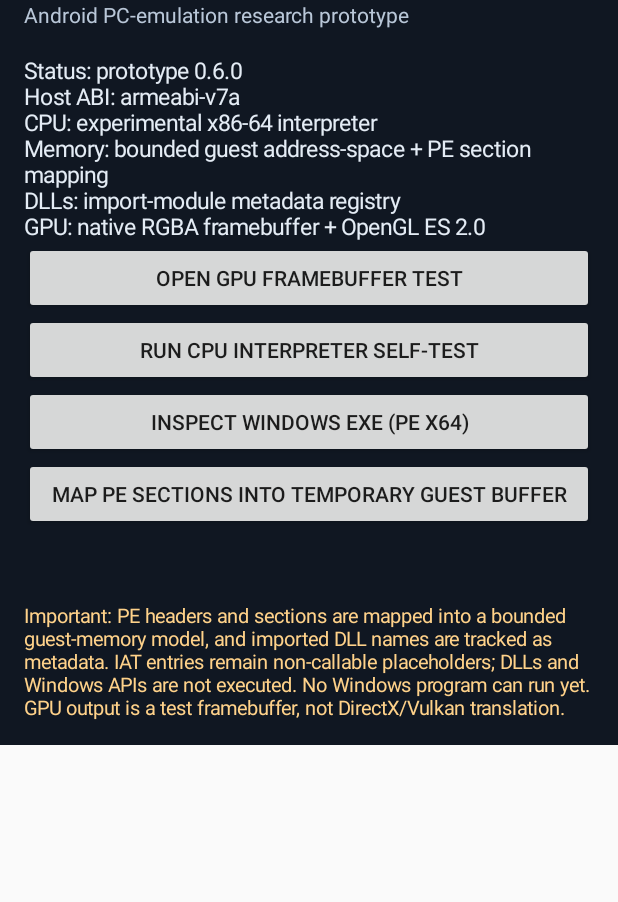
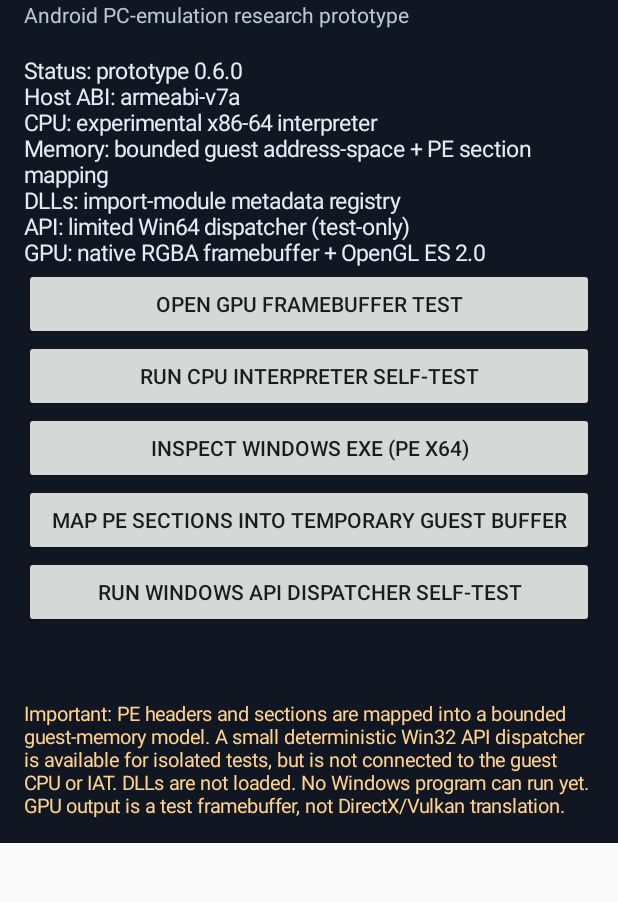
Before and after one commit to suksesjt12-source/AsterPc, an Android app: the screen it shows after launch (MainActivity), on a phone screen of 412 x 824 dp, the part 85-987 px from its top. Run offline under Robolectric (Android 15) with nearby library versions, the phone set to English and light mode, and no system bars; 1 statement that could not run was skipped.

Commit message:
Fix and expose Windows API dispatcher self-test in Android UI

```diff
--- a/app/src/main/java/com/asterpc/MainActivity.java
+++ b/app/src/main/java/com/asterpc/MainActivity.java
@@ -28,7 +28,8 @@ public class MainActivity extends Activity {
     static { System.loadLibrary("asterpc"); }
     private native String runSelfTest();
     private native String inspectPe(byte[] fileBytes);
-    private native String mapPeImage(byte[] fileBytes);\n    private native String runWinApiSelfTest();
+    private native String mapPeImage(byte[] fileBytes);
+    private native String runWinApiSelfTest();
 
     @Override public void onCreate(Bundle state) {
         super.onCreate(state);
@@ -52,7 +53,7 @@ public class MainActivity extends Activity {
 
         TextView status = new TextView(this);
         status.setText("\nStatus: prototype 0.6.0\nHost ABI: " + android.os.Build.SUPPORTED_ABIS[0]
-                + "\nCPU: experimental x86-64 interpreter\nMemory: bounded guest address-space + PE section mapping\nDLLs: import-module metadata registry\nGPU: native RGBA framebuffer + OpenGL ES 2.0");
+                + "\nCPU: experimental x86-64 interpreter\nMemory: bounded guest address-space + PE section mapping\nDLLs: import-module metadata registry\nAPI: limited Win64 dispatcher (test-only)\nGPU: native RGBA framebuffer + OpenGL ES 2.0");
         status.setTextColor(0xFFE4ECF5);
         status.setTextSize(15);
         root.addView(status);
@@ -73,6 +74,10 @@ public class MainActivity extends Activity {
         Button map = new Button(this);
         map.setText("Map PE sections into temporary guest buffer");
         root.addView(map);
+
+        Button apiTest = new Button(this);
+        apiTest.setText("Run Windows API dispatcher self-test");
+        root.addView(apiTest);
         pe.setOnClickListener(v -> { pickExecutable(); });
         map.setOnClickListener(v -> { mapRequested = true; pickExecutable(); });
 
@@ -84,7 +89,7 @@ public class MainActivity extends Activity {
         root.addView(output);
 
         TextView warning = new TextView(this);
-        warning.setText("\nImportant: PE headers and sections are mapped into a bounded guest-memory model, and imported DLL names are tracked as metadata. IAT entries remain non-callable placeholders; DLLs and Windows APIs are not executed. No Windows program can run yet. GPU output is a test framebuffer, not DirectX/Vulkan translation.");
+        warning.setText("\nImportant: PE headers and sections are mapped into a bounded guest-memory model. A small deterministic Win32 API dispatcher is available for isolated tests, but is not connected to the guest CPU or IAT. DLLs are not loaded. No Windows program can run yet. GPU output is a test framebuffer, not DirectX/Vulkan translation.");
         warning.setTextColor(0xFFFFD28A);
         warning.setTextSize(13);
         root.addView(warning);
@@ -92,6 +97,11 @@ public class MainActivity extends Activity {
         test.setOnClickListener(v -> {
             try { output.setText(runSelfTest()); }
             catch (Throwable t) { output.setText("Native test failed: " + t.getMessage()); }
+        });
+
+        apiTest.setOnClickListener(v -> {
+            try { output.setText(runWinApiSelfTest()); }
+            catch (Throwable t) { output.setText("Windows API test failed: " + t.getMessage()); }
         });
 
         ScrollView scroll = new ScrollView(this);
```
